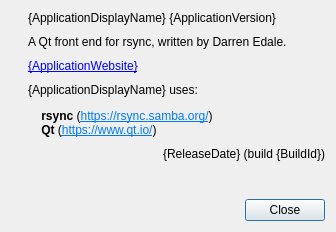
Before: the Qt Designer form ui/aboutdialogue.ui in darrenedale/Qync, drawn with Qt 5.
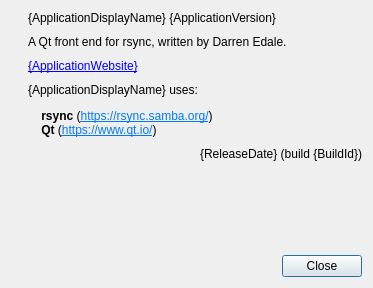
After: the same form once the commit is applied. Icons and pictures are not drawn.

Diff of the .ui file:
```diff
--- a/ui/aboutdialogue.ui
+++ b/ui/aboutdialogue.ui
@@ -6,8 +6,8 @@
    <rect>
     <x>0</x>
     <y>0</y>
-    <width>336</width>
-    <height>232</height>
+    <width>373</width>
+    <height>288</height>
    </rect>
   </property>
   <property name="windowTitle">
```
